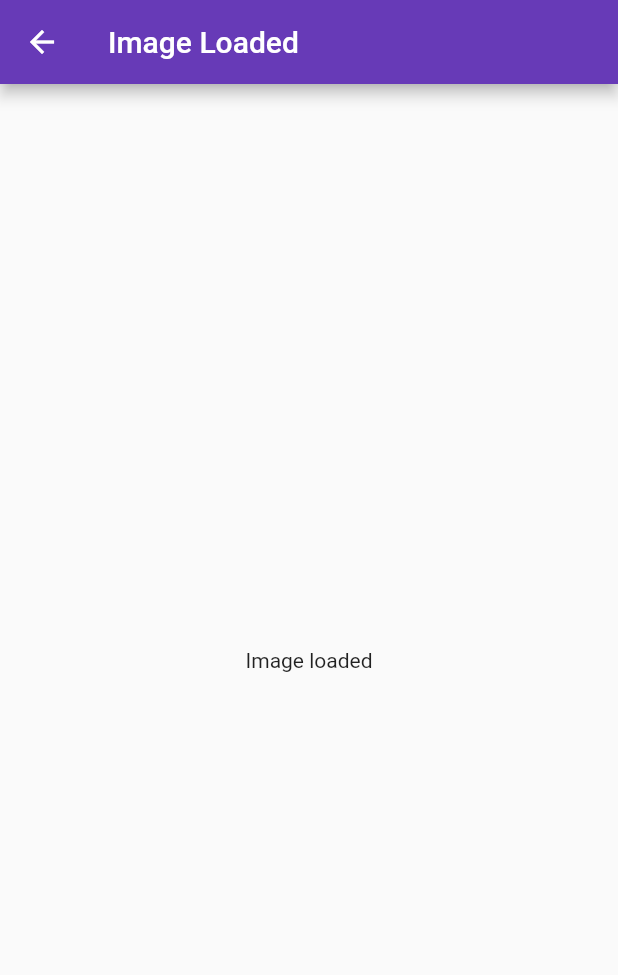
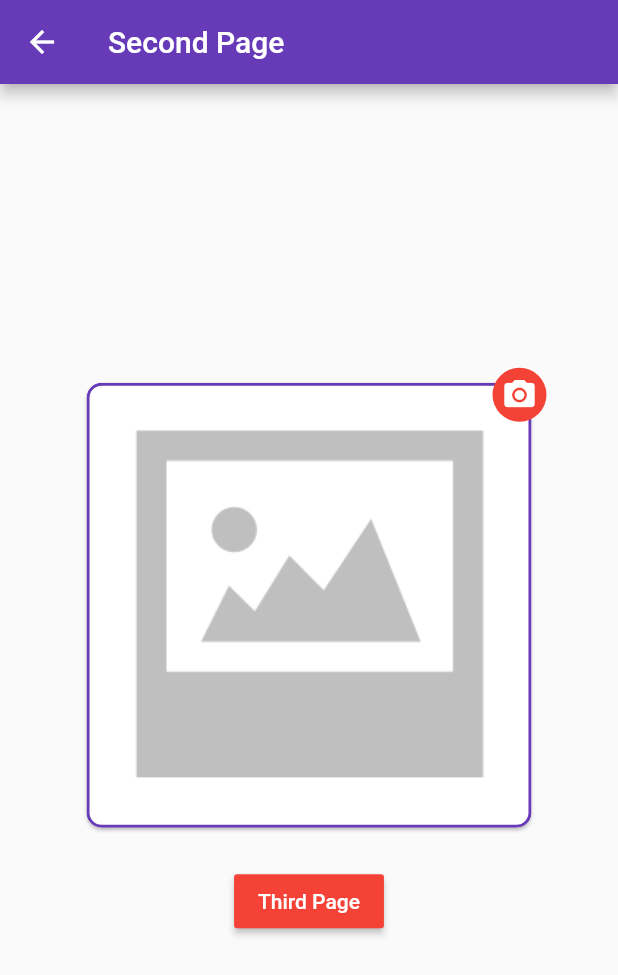
Before and after one commit to SubashXess/Multi-Image-Picker-With-SQFlite, a Flutter app: the SecondPage screen opened directly, on a phone screen of 412 x 824 dp. Shown: the top 975 px of the screen. Run offline on Flutter 3.47's test engine with Material 2 defaults, Android fonts, the phone set to English and light mode, and no system bars; our stand-ins replace image_picker, shared_preferences, sqflite; missing offline and left inert: image_picker_for_web, shared_preferences_web; accounts and stored records are empty.

Commit message:
photo load

```diff
--- a/lib/Pages/homepage.dart
+++ b/lib/Pages/homepage.dart
@@ -8,6 +8,7 @@ import 'package:multi_image_picker_v1/Database/database_helper.dart';
 import 'package:multi_image_picker_v1/Model/image_model.dart';
 import 'package:multi_image_picker_v1/Pages/secondpage.dart';
 import 'package:multi_image_picker_v1/Provider/imageprovider.dart';
+import 'package:multi_image_picker_v1/Utils/utility.dart';
 import 'package:path/path.dart';
 import 'package:flutter/material.dart';
 import 'package:image_picker/image_picker.dart';
@@ -26,22 +27,23 @@ class _HomePageState extends State<HomePage> {
   DBHelper? dbHelper = DBHelper();
 
   // second image add
-  // Future<File>? imageFile;
-  // Image? image;
-  // List<ImageModel>? imageList;
+  Future<File>? imageFile;
+  Image? image;
+  List<ImageModel>? imageList;
   // // ImageModel? imageModel;
 
   @override
   void initState() {
     super.initState();
-    // imageList = [];
-
-    dbHelper!.getImages();
+    imageList = [];
+    dbHelper = DBHelper();
+    loadImageFromDB();
+    // dbHelper!.getImages();
   }
 
   // Image add
-  File? image;
-  String? loadImage;
+  // File? image;
+  // String? loadImage;
   // File? finalImage;
 
   // Future<File>? imageFile;
@@ -161,9 +163,8 @@ class _HomePageState extends State<HomePage> {
                 clipBehavior: Clip.none,
                 children: [
                   SizedBox(
-                    // height: size.height * 0.18,
+                    height: size.height * 0.18,
                     width: size.height * 0.36,
-
                     child: Card(
                       margin: EdgeInsets.zero,
                       clipBehavior: Clip.antiAliasWithSaveLayer,
@@ -180,22 +181,30 @@ class _HomePageState extends State<HomePage> {
                           //     : Utility.imageFromBase64String(
                           //         imageList![0].imageTitle.toString()),
 
-                          image == null
-                              ? Image.asset(
-                                  "assets/default-image.png",
-                                  fit: BoxFit.cover,
-                                )
-                              : Image.file(File(loadImage!)),
+                          // image == null
+                          //     ? Image.asset(
+                          //         "assets/default-image.png",
+                          //         fit: BoxFit.cover,
+                          //       )
+                          //     :
+                          ListView(
+                        shrinkWrap: true,
+                        itemExtent: 140,
+                        scrollDirection: Axis.horizontal,
+                        children: imageList!.map((img) {
+                          return Utility.imageFromBase64String(img.imageTitle!);
+                        }).toList(),
+                      ),
                     ),
                   ),
                   Positioned(
                     top: -10.0,
                     right: -10.0,
                     child: InkWell(
-                      onTap: () => pickImage(ImageSource.camera, context),
-                      // onTap: () {
-                      //   pickImageFromCamera();
-                      // },
+                      // onTap: () => pickImage(ImageSource.camera, context),
+                      onTap: () {
+                        pickImageFromCamera();
+                      },
 
                       child: Container(
                         padding: const EdgeInsets.all(6.0),
@@ -214,18 +223,18 @@ class _HomePageState extends State<HomePage> {
                 ],
               ),
               const SizedBox(height: 25.0),
-              Card(
-                color: Colors.blue,
-                child: Card(
-                  child: FutureBuilder(
-                    future: photoProvider.getData(),
-                    builder:
-                        (context, AsyncSnapshot<List<ImageModel>> snapshot) {
-                      return Image.file(File(snapshot.data![0].imageTitle!));
-                    },
-                  ),
-                ),
-              ),
+              // Card(
+              //   color: Colors.blue,
+              //   child: Card(
+              //     child: FutureBuilder(
+              //       future: photoProvider.getData(),
+              //       builder:
+              //           (context, AsyncSnapshot<List<ImageModel>> snapshot) {
+              //         return Image.file(File(snapshot.data![0].imageTitle!));
+              //       },
+              //     ),
+              //   ),
+              // ),
               MaterialButton(
                 onPressed: () {
                   Navigator.push(
@@ -244,22 +253,24 @@ class _HomePageState extends State<HomePage> {
     );
   }
 
-  // loadImageFromDB() {
-  //   dbHelper!.getImages().then((img) {
-  //     imageList!.clear();
-  //     imageList!.addAll(img);
-  //   });
-  // }
+  loadImageFromDB() {
+    dbHelper!.getImages().then((img) {
+      setState(() {
+        imageList!.clear();
+        imageList!.addAll(img);
+      });
+    });
+  }
 
-  // pickImageFromCamera() {
-  //   ImagePicker().pickImage(source: ImageSource.camera).then((img) async {
-  //     String imgString = Utility.base64String(await img!.readAsBytes());
-  //     print(imgString);
-  //     ImageModel finalImage = ImageModel(id: 0, imageTitle: imgString);
-  //     dbHelper!.saveImage(finalImage);
-  //     loadImageFromDB();
-  //   });
-  // }
+  pickImageFromCamera() {
+    ImagePicker().pickImage(source: ImageSource.camera).then((img) async {
+      String imgString = Utility.base64String(await img!.readAsBytes());
+      print(imgString);
+      ImageModel finalImage = ImageModel(id: 0, imageTitle: imgString);
+      dbHelper!.saveImage(finalImage);
+      loadImageFromDB();
+    });
+  }
 
   // Future pickImage(ImageSource source) async {
   //   try {
@@ -277,50 +288,50 @@ class _HomePageState extends State<HomePage> {
   //   }
   // }
 
-  Future pickImage(ImageSource source, BuildContext context) async {
-    try {
-      final image = await ImagePicker().pickImage(source: source);
+  // Future pickImage(ImageSource source, BuildContext context) async {
+  //   try {
+  //     final image = await ImagePicker().pickImage(source: source);
 
-      if (image == null) return;
+  //     if (image == null) return;
 
-      // temporary image
-      // final imageTemporary = File(image.path);
+  //     // temporary image
+  //     // final imageTemporary = File(image.path);
 
-      // permanent image
-      final imagePermanent = await saveImagePermanently(image.path);
-      print('Image Path : ${image.path}');
+  //     // permanent image
+  //     final imagePermanent = await saveImagePermanently(image.path);
+  //     print('Image Path : ${image.path}');
 
-      setState(() {
-        // this.image = imageTemporary;
-        this.image = imagePermanent;
-        // loadImage = imagePermanent.toString(); // temp comment
-        // set next
-        ImageModel imageModel = ImageModel(imageTitle: this.image!.path);
-        dbHelper!.saveImage(imageModel);
-        loadImage = imageModel.imageTitle;
-        print('Database Image : ${imageModel.imageTitle}');
-        print('Get Image : ${dbHelper!.getImages()}');
+  //     setState(() {
+  //       // this.image = imageTemporary;
+  //       this.image = imagePermanent;
+  //       // loadImage = imagePermanent.toString(); // temp comment
+  //       // set next
+  //       ImageModel imageModel = ImageModel(imageTitle: this.image!.path);
+  //       dbHelper!.saveImage(imageModel);
+  //       loadImage = imageModel.imageTitle;
+  //       print('Database Image : ${imageModel.imageTitle}');
+  //       print('Get Image : ${dbHelper!.getImages()}');
 
-        // print('Image Model : ${imageModel.image}');
+  //       // print('Image Model : ${imageModel.image}');
 
-        print("Load Image : $loadImage");
-      });
-    } on PlatformException catch (e) {
-      print('Failed to pick image : $e');
-    }
-  }
+  //       print("Load Image : $loadImage");
+  //     });
+  //   } on PlatformException catch (e) {
+  //     print('Failed to pick image : $e');
+  //   }
+  // }
 
-  Future<File> saveImagePermanently(String imagePath) async {
-    final directory = await getApplicationDocumentsDirectory();
-    final name = basename(imagePath);
-    final image = File('${directory.path}/$name');
-    return File(imagePath).copy(image.path);
+  // Future<File> saveImagePermanently(String imagePath) async {
+  //   final directory = await getApplicationDocumentsDirectory();
+  //   final name = basename(imagePath);
+  //   final image = File('${directory.path}/$name');
+  //   return File(imagePath).copy(image.path);
 
-    // test
+  //   // test
 
-    // SharedPreferences preferences = await SharedPreferences.getInstance();
+  //   // SharedPreferences preferences = await SharedPreferences.getInstance();
 
-    // SharedPreferences preferences = await SharedPreferences.getInstance();
-    // preferences.setString('${directory.path}/$name', image.toString());
-  }
+  //   // SharedPreferences preferences = await SharedPreferences.getInstance();
+  //   // preferences.setString('${directory.path}/$name', image.toString());
+  // }
 }
--- a/lib/Pages/secondpage.dart
+++ b/lib/Pages/secondpage.dart
@@ -1,17 +1,77 @@
 import 'package:flutter/material.dart';
+import 'package:multi_image_picker_v1/Pages/thirdpage.dart';
 
 class SecondPage extends StatelessWidget {
   const SecondPage({Key? key}) : super(key: key);
 
   @override
   Widget build(BuildContext context) {
+    Size size = MediaQuery.of(context).size;
     return Scaffold(
-      appBar: AppBar(
-        title: const Text('Image Loaded'),
-      ),
-      body: const Center(
-        child: Text('Image loaded'),
-      ),
-    );
+        appBar: AppBar(
+          title: const Text('Second Page'),
+        ),
+        body: SizedBox(
+          width: double.infinity,
+          child: Column(
+            crossAxisAlignment: CrossAxisAlignment.center,
+            mainAxisAlignment: MainAxisAlignment.center,
+            children: [
+              Stack(
+                clipBehavior: Clip.none,
+                alignment: Alignment.center,
+                children: [
+                  SizedBox(
+                    // height: size.height * 0.18,
+                    width: size.height * 0.36,
+
+                    child: Card(
+                        margin: EdgeInsets.zero,
+                        clipBehavior: Clip.antiAliasWithSaveLayer,
+                        shape: RoundedRectangleBorder(
+                            borderRadius: BorderRadius.circular(10.0),
+                            side: const BorderSide(
+                                width: 2.0, color: Colors.deepPurple)),
+                        child: Image.asset(
+                          "assets/default-image.png",
+                          fit: BoxFit.cover,
+                        )),
+                  ),
+                  Positioned(
+                    top: -10.0,
+                    right: -10.0,
+                    child: InkWell(
+                      onTap: () {},
+                      child: Container(
+                        padding: const EdgeInsets.all(6.0),
+                        decoration: const BoxDecoration(
+                          shape: BoxShape.circle,
+                          color: Colors.red,
+                        ),
+                        child: const Icon(
+                          Icons.camera_alt,
+                          size: 24.0,
+                          color: Colors.white,
+                        ),
+                      ),
+                    ),
+                  ),
+                ],
+              ),
+              const SizedBox(height: 25.0),
+              MaterialButton(
+                onPressed: () {
+                  Navigator.push(
+                      context,
+                      MaterialPageRoute(
+                          builder: (context) => const ThirdPage()));
+                },
+                color: Colors.red,
+                textColor: Colors.white,
+                child: const Text('Third Page'),
+              ),
+            ],
+          ),
+        ));
   }
 }
```
Also changed, not shown: lib/Pages/thirdpage.dart (added, +17 -0 lines).
